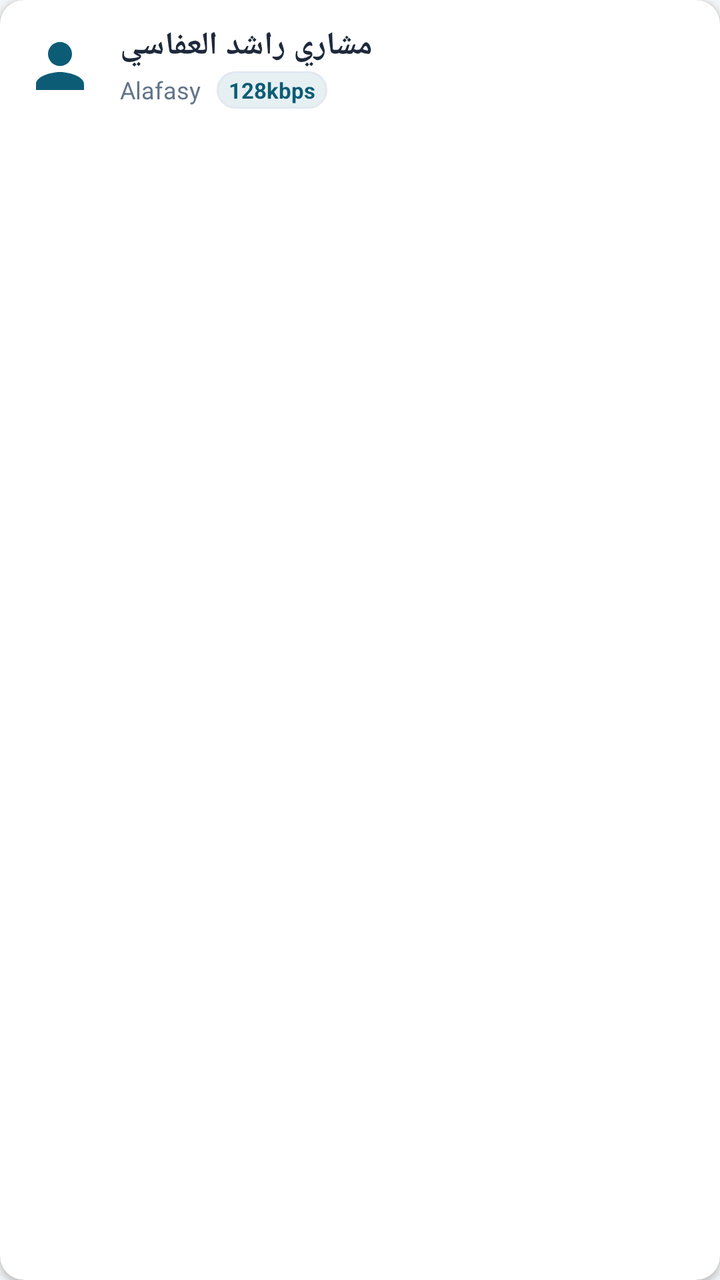
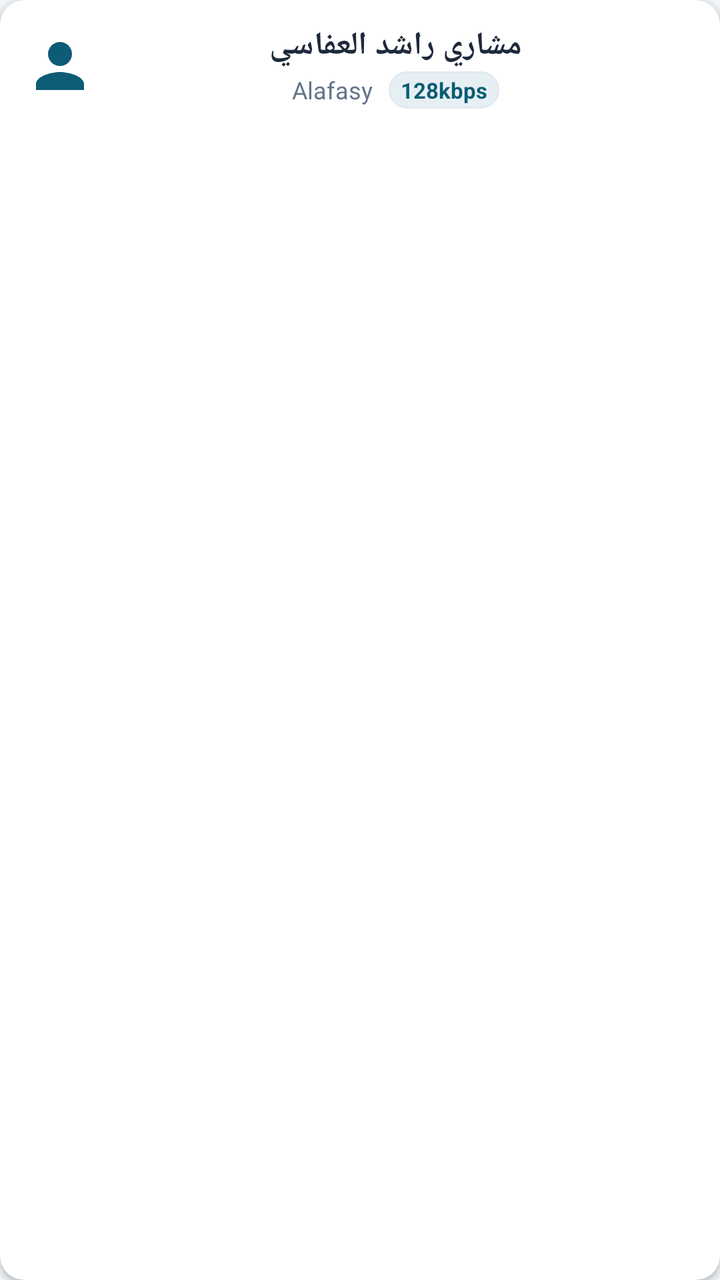

Screens rendered from an Android XML layout before and after an edit, with the pre-edit source and the edit as a unified diff.
<!-- AndroidManifest.xml: application theme AppTheme -->
<!-- res/layout/item_reciter.xml -->
<?xml version="1.0" encoding="utf-8"?>
<androidx.cardview.widget.CardView xmlns:android="http://schemas.android.com/apk/res/android"
    xmlns:app="http://schemas.android.com/apk/res-auto"
    android:layout_width="match_parent"
    android:layout_height="wrap_content"
    android:layout_marginStart="8dp"
    android:layout_marginTop="4dp"
    android:layout_marginEnd="8dp"
    android:layout_marginBottom="4dp"
    app:cardBackgroundColor="@color/card_bg"
    app:cardCornerRadius="12dp"
    app:cardElevation="2dp">

    <LinearLayout
        android:layout_width="match_parent"
        android:layout_height="wrap_content"
        android:gravity="center_vertical"
        android:orientation="horizontal"
        android:padding="12dp">

        <ImageView
            android:layout_width="36dp"
            android:layout_height="36dp"
            android:contentDescription="Reciter"
            android:src="@drawable/ic_person"
            app:tint="@color/colorPrimary" />

        <LinearLayout
            android:layout_width="0dp"
            android:layout_height="wrap_content"
            android:layout_weight="1"
            android:layout_marginStart="12dp"
            android:layout_marginEnd="12dp"
            android:orientation="vertical">

            <TextView
                android:id="@+id/tv_reciter_ar_name"
                android:layout_width="wrap_content"
                android:layout_height="wrap_content"
                android:text="مشاري راشد العفاسي"
                android:textColor="@color/text_primary"
                android:textSize="16sp"
                android:textStyle="bold" />

            <LinearLayout
                android:layout_width="wrap_content"
                android:layout_height="wrap_content"
                android:layout_marginTop="2dp"
                android:gravity="center_vertical"
                android:orientation="horizontal">

                <TextView
                    android:id="@+id/tv_reciter_en_name"
                    android:layout_width="wrap_content"
                    android:layout_height="wrap_content"
                    android:text="Alafasy"
                    android:textColor="@color/text_secondary"
                    android:textSize="12sp" />

                <TextView
                    android:id="@+id/tv_reciter_bitrate"
                    android:layout_width="wrap_content"
                    android:layout_height="wrap_content"
                    android:layout_marginStart="8dp"
                    android:background="@drawable/search_input_bg"
                    android:paddingStart="6dp"
                    android:paddingTop="2dp"
                    android:paddingEnd="6dp"
                    android:paddingBottom="2dp"
                    android:text="128kbps"
                    android:textColor="@color/colorPrimary"
                    android:textSize="11sp"
                    android:textStyle="bold" />
            </LinearLayout>
        </LinearLayout>

        <ImageView
            android:id="@+id/iv_active_reciter_check"
            android:layout_width="28dp"
            android:layout_height="28dp"
            android:contentDescription="Selected"
            android:src="@drawable/ic_check"
            android:visibility="gone"
            app:tint="@color/colorAccent" />
    </LinearLayout>
</androidx.cardview.widget.CardView>
<!-- resources referenced by this layout -->
<resources>
  <color name="card_bg">#FFFFFF</color>
  <color name="colorAccent">#D4AF37</color>
  <color name="colorPrimary">#0D5C75</color>
  <color name="text_primary">#1E293B</color>
  <color name="text_secondary">#64748B</color>
  <!-- drawable ic_check (drawable) -->
  <vector xmlns:android="http://schemas.android.com/apk/res/android"
      android:width="24dp"
      android:layout_width="24dp"
      android:height="24dp"
      android:layout_height="24dp"
      android:viewportWidth="24"
      android:viewportHeight="24">
    <path
        android:fillColor="#FF000000"
        android:pathData="M9,16.17L4.83,12l-1.42,1.41L9,19 21,7l-1.41,-1.41z"/>
  </vector>
  <!-- drawable ic_person (drawable) -->
  <vector xmlns:android="http://schemas.android.com/apk/res/android"
      android:width="24dp"
      android:layout_width="24dp"
      android:height="24dp"
      android:layout_height="24dp"
      android:viewportWidth="24"
      android:viewportHeight="24">
    <path
        android:fillColor="#FF000000"
        android:pathData="M12,12c2.21,0 4,-1.79 4,-4s-1.79,-4 -4,-4 -4,1.79 -4,4 1.79,4 4,4zM12,14c-2.67,0 -8,1.34 -8,4v2h16v-2c0,-2.66 -5.33,-4 -8,-4z"/>
  </vector>
  <!-- drawable search_input_bg (drawable) -->
  <?xml version="1.0" encoding="utf-8"?>
  <shape xmlns:android="http://schemas.android.com/apk/res/android"
      android:shape="rectangle">
      <solid android:color="@color/chip_bg" />
      <corners android:radius="12dp" />
      <stroke
          android:width="1dp"
          android:color="@color/card_stroke" />
  </shape>
  <style name="AppTheme" parent="Theme.MaterialComponents.DayNight.NoActionBar">
          
          <item name="colorPrimary">@color/colorPrimary</item>
          <item name="colorPrimaryDark">@color/colorPrimaryDark</item>
          <item name="colorAccent">@color/colorAccent</item>
          <item name="android:statusBarColor">@color/colorPrimaryDark</item>
          <item name="android:windowBackground">@color/bg_main</item>
  
          
          <item name="bg">@color/bg_main</item>
          <item name="cardViewBackground">@color/card_bg</item>
          <item name="primaryTextColor">@color/text_primary</item>
          <item name="SecondaryTextColor">@color/text_secondary</item>
          <item name="btn_bg">@color/colorPrimary</item>
          <item name="mainItemsColor">@color/colorPrimary</item>
      </style>
  <color name="chip_bg">#E6F0F3</color>
  <color name="card_stroke">#E2E8F0</color>
  <color name="colorPrimaryDark">#083E50</color>
  <color name="bg_main">#F3F6F8</color>
</resources>

<!-- the commit's change to res/layout/item_reciter.xml (unified diff, before → after) -->
@@ -27,6 +27,8 @@
 
         <LinearLayout
             android:layout_width="0dp"
+            android:layout_gravity="center"
+            android:gravity="center"
             android:layout_height="wrap_content"
             android:layout_weight="1"
             android:layout_marginStart="12dp"
